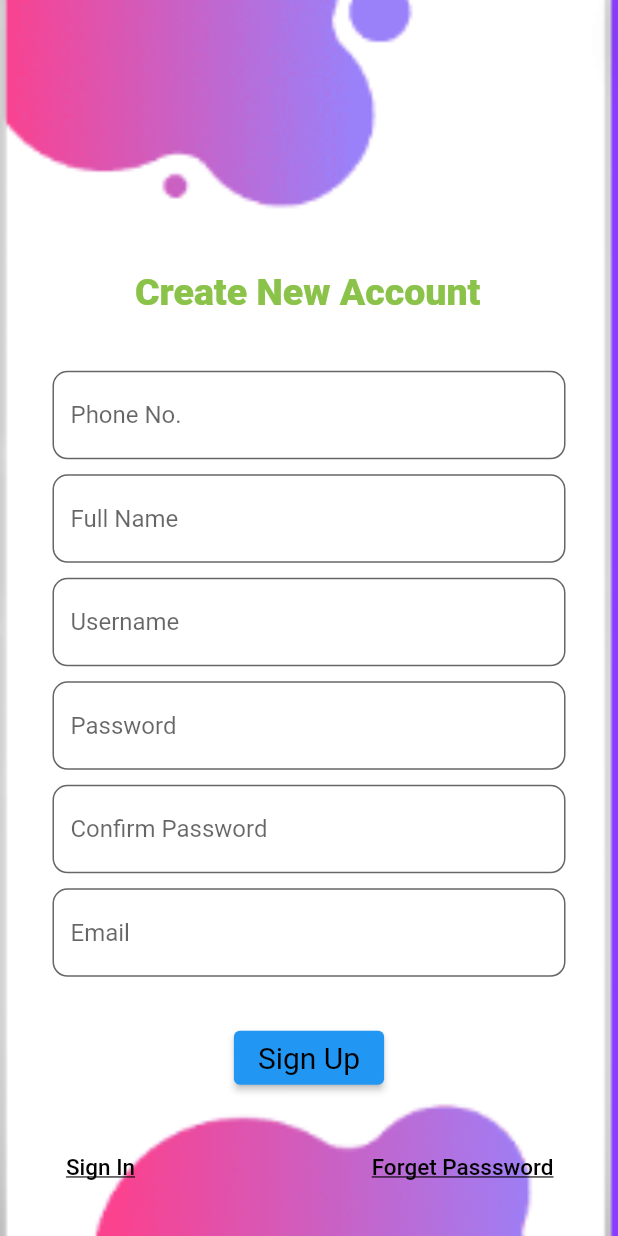
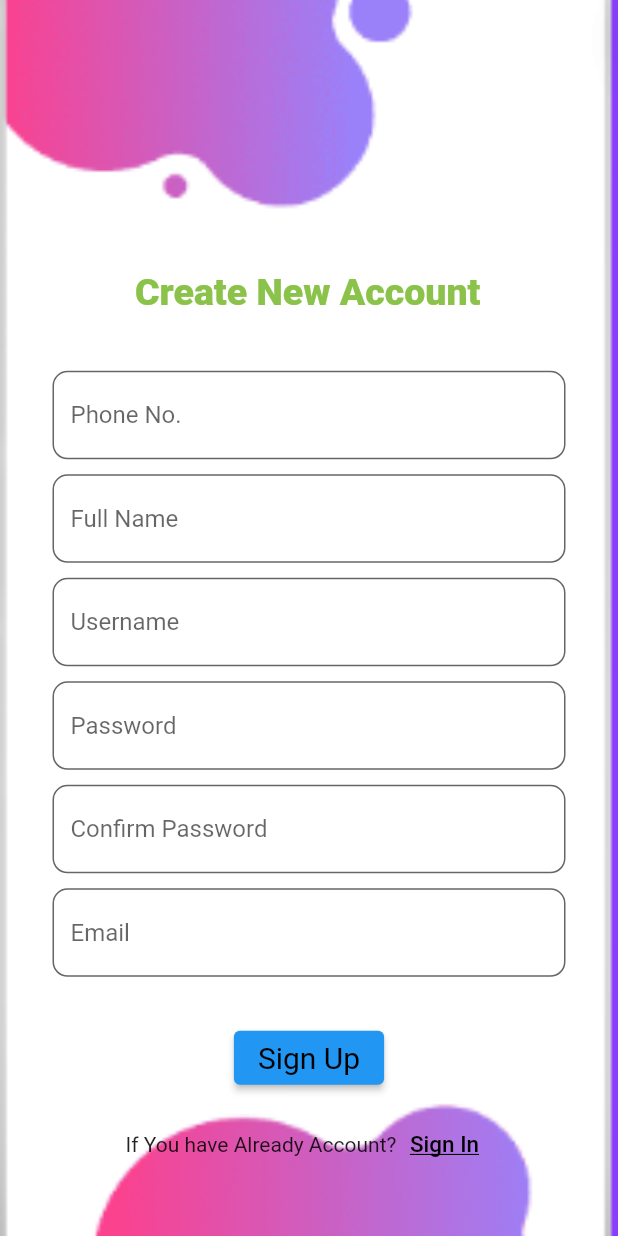
Before and after one commit to waqassharif848/ecom_project, a Flutter app: the screen it shows after launch, after a tap on "Sign Up", on a phone screen of 412 x 824 dp. Run offline on Flutter 3.47's test engine with Material 2 defaults, Android fonts, the phone set to English and light mode, and no system bars; our stand-ins replace loading_animation_widget.

Commit message:
login page setup

```diff
--- a/lib/Screen/login.dart
+++ b/lib/Screen/login.dart
@@ -73,11 +73,12 @@ class _MyLoginState extends State<MyLogin> {
                       ],
                     ),
                     SizedBox(
-                      height: 35,
+                      height: 10,
                     ),
                     Row(
-                      mainAxisAlignment: MainAxisAlignment.spaceBetween,
+                      mainAxisAlignment: MainAxisAlignment.center,
                       children: [
+                        Text("Create new account here?"),
                         TextButton(
                         onPressed: () {
                           Navigator.pushNamed(context,'register');
@@ -88,7 +89,8 @@ class _MyLoginState extends State<MyLogin> {
                               fontSize: 15,
                               color: Colors.black,
                             ),)),
-                        SizedBox(width: 20,),
+                      ],
+                    ),
                     TextButton(onPressed: () {
                       Navigator.pushNamed(context, 'forget');
                     },
@@ -98,8 +100,6 @@ class _MyLoginState extends State<MyLogin> {
                             fontSize: 15,
                             color: Colors.black,
                           ),))
-                      ],
-                    ),
                       ],
                     )
 
--- a/lib/Screen/register.dart
+++ b/lib/Screen/register.dart
@@ -164,11 +164,12 @@ class _MyLogoutState extends State<MyLogout> {
                         ],
                       ),
                       SizedBox(
-                        height: 25,
+                        height: 10,
                       ),
                       Row(
-                        mainAxisAlignment: MainAxisAlignment.spaceBetween,
+                        mainAxisAlignment: MainAxisAlignment.center,
                         children: [
+                          Text("If You have Already Account?"),
                           TextButton(onPressed: () {
                             Navigator.pushNamed(context, 'login');
                           },
@@ -178,15 +179,15 @@ class _MyLogoutState extends State<MyLogout> {
                                   fontSize: 15,
                                   color: Colors.black,
                                 ),)),
-                          TextButton(onPressed: () {
-                            Navigator.pushNamed(context, 'forget');
-                          },
-                              child: Text('Forget Passsword',
-                                style: TextStyle(
-                                  decoration: TextDecoration.underline,
-                                  fontSize: 15,
-                                  color: Colors.black,
-                                ),))
+                          // TextButton(onPressed: () {
+                          //   Navigator.pushNamed(context, 'forget');
+                          // },
+                          //     child: Text('Forget Passsword',
+                          //       style: TextStyle(
+                          //         decoration: TextDecoration.underline,
+                          //         fontSize: 15,
+                          //         color: Colors.black,
+                          //       ),))
                         ],
                       ),
                     ],
```
Also changed, not shown: lib/Action/NavBar.dart (+13 -19 lines). Lines whose indentation alone changed are shown as unchanged.
